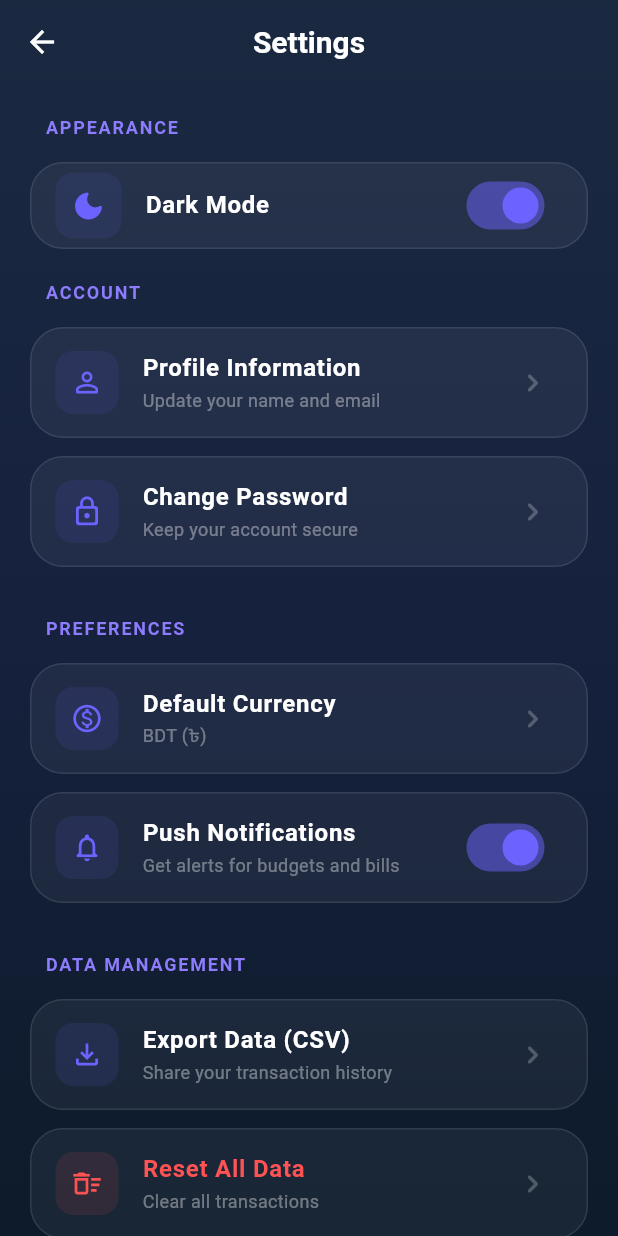
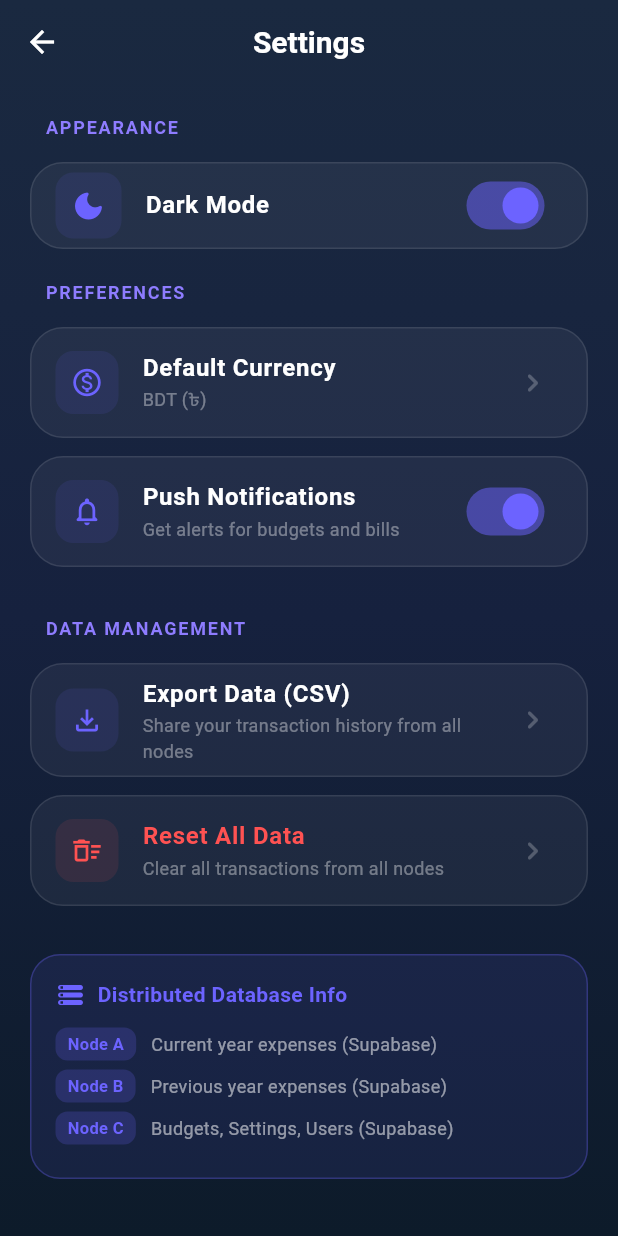
Before and after one commit to rahmatul-islam/expense_trucker_-evaluation, a Flutter app: the SettingsScreen screen opened directly, after a tap on "Export Data (CSV)", on a phone screen of 412 x 824 dp. Run offline on Flutter 3.47's test engine with Material 3 defaults, Android fonts, the phone set to English and light mode, and no system bars; our stand-ins replace csv, fl_chart, local_auth, share_plus, sqflite; accounts and stored records are empty; network calls fail.

Commit message:
Data base Setting

```diff
--- a/lib/database/distributed_db.dart
+++ b/lib/database/distributed_db.dart
@@ -149,16 +149,13 @@ class DistributedDB {
   // ═══════════════════════════════════════════════
   static Future<List<Map<String, dynamic>>> getExpenses() async {
     try {
-      // দুই node এ parallel request
       final results = await Future.wait([
         http.get(
-          Uri.parse(
-              '${AppConfig.nodeAUrl}/rest/v1/expenses?order=date.desc'),
+          Uri.parse('${AppConfig.nodeAUrl}/rest/v1/expenses?order=date.desc'),
           headers: _headers(AppConfig.nodeAKey),
         ),
         http.get(
-          Uri.parse(
-              '${AppConfig.nodeBUrl}/rest/v1/expenses?order=date.desc'),
+          Uri.parse('${AppConfig.nodeBUrl}/rest/v1/expenses?order=date.desc'),
           headers: _headers(AppConfig.nodeBKey),
         ),
       ]);
@@ -166,7 +163,6 @@ class DistributedDB {
       final listA = jsonDecode(results[0].body) as List;
       final listB = jsonDecode(results[1].body) as List;
 
-      // দুই node এর data মিলিয়ে date অনুযায়ী sort
       final all = [...listA, ...listB];
       all.sort((a, b) {
         final dateA = a['date'] ?? '';
@@ -237,6 +233,20 @@ class DistributedDB {
   }
 
   // ═══════════════════════════════════════════════
+  // DELETE ALL — Reset (Node A বা B)
+  // ═══════════════════════════════════════════════
+  static Future<void> deleteAllExpenses(String node) async {
+    try {
+      final url = node == 'A' ? AppConfig.nodeAUrl : AppConfig.nodeBUrl;
+      final key = node == 'A' ? AppConfig.nodeAKey : AppConfig.nodeBKey;
+      await http.delete(
+        Uri.parse('$url/rest/v1/expenses?id=gte.0'),
+        headers: _headers(key),
+      );
+    } catch (_) {}
+  }
+
+  // ═══════════════════════════════════════════════
   // BUDGETS — Node C তে (Replicated)
   // ═══════════════════════════════════════════════
   static Future<bool> setBudget(
@@ -264,12 +274,10 @@ class DistributedDB {
   static Future<List<Map<String, dynamic>>> getBudgets(String month) async {
     try {
       final response = await http.get(
-        Uri.parse(
-            '${AppConfig.nodeCUrl}/rest/v1/budgets?month=eq.$month'),
+        Uri.parse('${AppConfig.nodeCUrl}/rest/v1/budgets?month=eq.$month'),
         headers: _headers(AppConfig.nodeCKey),
       );
-      return (jsonDecode(response.body) as List)
-          .cast<Map<String, dynamic>>();
+      return (jsonDecode(response.body) as List).cast<Map<String, dynamic>>();
     } catch (e) {
       return [];
     }
@@ -281,8 +289,7 @@ class DistributedDB {
   static Future<String> getSetting(String key, String defaultValue) async {
     try {
       final response = await http.get(
-        Uri.parse(
-            '${AppConfig.nodeCUrl}/rest/v1/settings?key=eq.$key'),
+        Uri.parse('${AppConfig.nodeCUrl}/rest/v1/settings?key=eq.$key'),
         headers: _headers(AppConfig.nodeCKey),
       );
       final data = jsonDecode(response.body) as List;
@@ -310,7 +317,7 @@ class DistributedDB {
   }
 
   // ═══════════════════════════════════════════════
-  // STATS — দুই node থেকে একসাথে
+  // STATS
   // ═══════════════════════════════════════════════
   static Future<List<Map<String, dynamic>>> getCategoryStats(
       String type) async {
@@ -356,7 +363,6 @@ class DistributedDB {
 
   // ═══════════════════════════════════════════════
   // 2PC — ACCOUNT TRANSFER (Distributed Transaction)
-  // স্যারকে দেখানোর জন্য সবচেয়ে গুরুত্বপূর্ণ feature
   // ═══════════════════════════════════════════════
   static Future<bool> transferBetweenAccounts({
     required String fromAccount,
@@ -364,7 +370,7 @@ class DistributedDB {
     required double amount,
     required String date,
   }) async {
-    // Phase 1: PREPARE — দুই node ready কিনা check করো
+    // Phase 1: PREPARE
     bool nodeAReady = false;
     bool nodeBReady = false;
 
@@ -386,7 +392,6 @@ class DistributedDB {
 
     // Phase 2: COMMIT বা ROLLBACK
     if (nodeAReady && nodeBReady) {
-      // সবাই ready — COMMIT
       try {
         await addExpense(
           title: 'Transfer out → $toAccount',
@@ -406,11 +411,10 @@ class DistributedDB {
         );
         return true;
       } catch (_) {
-        return false; // ROLLBACK
+        return false;
       }
     } else {
-      // কেউ ready না — ROLLBACK
       return false;
     }
   }
-}
+} // ← DistributedDB class শেষ
--- a/lib/screens/settings_screen.dart
+++ b/lib/screens/settings_screen.dart
@@ -4,8 +4,8 @@ import 'package:csv/csv.dart';
 import 'package:path_provider/path_provider.dart';
 import 'package:share_plus/share_plus.dart';
 import 'package:local_auth/local_auth.dart';
-import '../database/database_helper.dart';
-import '../main.dart'; // Import to access themeNotifier and currencyNotifier
+import '../database/distributed_db.dart';
+import '../main.dart';
 
 class SettingsScreen extends StatefulWidget {
   const SettingsScreen({super.key});
@@ -19,7 +19,6 @@ class _SettingsScreenState extends State<SettingsScreen> {
   bool biometricsEnabled = false;
   bool isBiometricsSupported = false;
   String selectedCurrency = "BDT (৳)";
-  final db = DatabaseHelper();
 
   @override
   void initState() {
@@ -28,17 +27,17 @@ class _SettingsScreenState extends State<SettingsScreen> {
   }
 
   Future<void> _loadSettings() async {
-    final cur = await db.getSetting('currency', 'BDT (৳)');
-    final notif = await db.getSetting('notifications_enabled', '1');
-    final bio = await db.getSetting('biometrics_enabled', '0');
+    // Node C থেকে settings load (Replicated)
+    final cur = await DistributedDB.getSetting('currency', 'BDT (৳)');
+    final notif = await DistributedDB.getSetting('notifications_enabled', '1');
+    final bio = await DistributedDB.getSetting('biometrics_enabled', '0');
 
-    // Check if biometric is supported on this device
     final auth = LocalAuthentication();
     bool supported = false;
     try {
       supported = await auth.canCheckBiometrics && await auth.isDeviceSupported();
     } catch (e) {
-      debugPrint("Error checking biometric support: $e");
+      debugPrint("Biometric check error: $e");
     }
 
     setState(() {
@@ -50,21 +49,24 @@ class _SettingsScreenState extends State<SettingsScreen> {
   }
 
   Future<void> _exportToCSV() async {
-    final expenses = await db.getExpenses();
+    // Node A + B থেকে সব expenses নিয়ে CSV বানাও
+    final expenses = await DistributedDB.getExpenses();
     List<List<dynamic>> rows = [];
-    rows.add(["ID", "Title", "Amount", "Type", "Category", "Date", "Account"]);
+    rows.add(["ID", "Title", "Amount", "Type", "Category", "Date", "Account", "Node"]);
 
     for (var e in expenses) {
-      rows.add([e['id'], e['title'], e['amount'], e['type'], e['category'], e['date'], e['account']]);
+      rows.add([
+        e['id'], e['title'], e['amount'], e['type'],
+        e['category'], e['date'], e['account'], e['node_id'] ?? 'unknown'
+      ]);
     }
 
     String csvData = const ListToCsvConverter().convert(rows);
     final directory = await getApplicationDocumentsDirectory();
-    final path = "${directory.path}/expenses_report.csv";
+    final path = "${directory.path}/expenses_distributed_report.csv";
     final file = File(path);
     await file.writeAsString(csvData);
-
-    await Share.shareXFiles([XFile(path)], text: 'My Expenses Report');
+    await Share.shareXFiles([XFile(path)], text: 'My Distributed Expenses Report');
   }
 
   Future<void> _toggleBiometrics(bool value) async {
@@ -76,19 +78,16 @@ class _SettingsScreenState extends State<SettingsScreen> {
           options: const AuthenticationOptions(biometricOnly: true),
         );
         if (authenticated) {
-          await db.setSetting('biometrics_enabled', '1');
-          setState(() {
-            biometricsEnabled = true;
-          });
+          // Node C তে setting save
+          await DistributedDB.setSetting('biometrics_enabled', '1');
+          setState(() => biometricsEnabled = true);
         }
       } catch (e) {
-        debugPrint("Error authenticating for biometrics setting: $e");
+        debugPrint("Biometric error: $e");
       }
     } else {
-      await db.setSetting('biometrics_enabled', '0');
-      setState(() {
-        biometricsEnabled = false;
-      });
+      await DistributedDB.setSetting('biometrics_enabled', '0');
+      setState(() => biometricsEnabled = false);
     }
   }
 
@@ -100,7 +99,8 @@ class _SettingsScreenState extends State<SettingsScreen> {
       backgroundColor: Colors.transparent,
       extendBodyBehindAppBar: true,
       appBar: AppBar(
-        title: const Text("Settings", style: TextStyle(color: Colors.white, fontWeight: FontWeight.bold)),
+        title: const Text("Settings",
+            style: TextStyle(color: Colors.white, fontWeight: FontWeight.bold)),
         centerTitle: true,
         backgroundColor: Colors.transparent,
         elevation: 0,
@@ -113,11 +113,7 @@ class _SettingsScreenState extends State<SettingsScreen> {
           gradient: LinearGradient(
             begin: Alignment.topCenter,
             end: Alignment.bottomCenter,
-            colors: [
-              Color(0xFF1A2940),
-              Color(0xFF16213E),
-              Color(0xFF0D1B2A),
-            ],
+            colors: [Color(0xFF1A2940), Color(0xFF16213E), Color(0xFF0D1B2A)],
           ),
         ),
         child: SafeArea(
@@ -130,22 +126,22 @@ class _SettingsScreenState extends State<SettingsScreen> {
                 _buildThemeTile(isDarkMode),
                 const SizedBox(height: 20),
 
-                _sectionLabel("Account"),
-                _buildSettingTile(Icons.person_outline_rounded, "Profile Information", "Update your name and email"),
-                _buildSettingTile(Icons.lock_outline_rounded, "Change Password", "Keep your account secure"),
-                const SizedBox(height: 20),
-
                 _sectionLabel("Preferences"),
-                _buildSettingTile(Icons.monetization_on_outlined, "Default Currency", selectedCurrency, onTap: _showCurrencyPicker),
+                _buildSettingTile(
+                  Icons.monetization_on_outlined,
+                  "Default Currency",
+                  selectedCurrency,
+                  onTap: _showCurrencyPicker,
+                ),
                 _buildSwitchTile(
                   Icons.notifications_none_rounded,
                   "Push Notifications",
                   "Get alerts for budgets and bills",
                   notificationsEnabled,
-                  (v) async {
-                    await db.setSetting('notifications_enabled', v ? '1' : '0');
+                      (v) async {
+                    await DistributedDB.setSetting('notifications_enabled', v ? '1' : '0');
                     setState(() => notificationsEnabled = v);
-                  }
+                  },
                 ),
                 if (isBiometricsSupported)
                   _buildSwitchTile(
@@ -153,16 +149,60 @@ class _SettingsScreenState extends State<SettingsScreen> {
                     "Biometric Login",
                     "Secure account access",
                     biometricsEnabled,
-                    _toggleBiometrics
+                    _toggleBiometrics,
                   ),
                 const SizedBox(height: 20),
 
                 _sectionLabel("Data Management"),
-                _buildSettingTile(Icons.file_download_outlined, "Export Data (CSV)", "Share your transaction history", onTap: _exportToCSV),
-                _buildSettingTile(Icons.delete_sweep_outlined, "Reset All Data", "Clear all transactions", color: Colors.redAccent, onTap: () => _showResetDialog(context)),
+                _buildSettingTile(
+                  Icons.file_download_outlined,
+                  "Export Data (CSV)",
+                  "Share your transaction history from all nodes",
+                  onTap: _exportToCSV,
+                ),
+                _buildSettingTile(
+                  Icons.delete_sweep_outlined,
+                  "Reset All Data",
+                  "Clear all transactions from all nodes",
+                  color: Colors.redAccent,
+                  onTap: () => _showResetDialog(context),
+                ),
+                const SizedBox(height: 20),
+
+                // DDBMS Info Card
+                Container(
+                  padding: const EdgeInsets.all(16),
+                  decoration: BoxDecoration(
+                    color: const Color(0xFF6C63FF).withValues(alpha: 0.1),
+                    borderRadius: BorderRadius.circular(20),
+                    border: Border.all(color: const Color(0xFF6C63FF).withValues(alpha: 0.3)),
+                  ),
+                  child: Column(
+                    crossAxisAlignment: CrossAxisAlignment.start,
+                    children: [
+                      const Row(
+                        children: [
+                          Icon(Icons.storage_rounded, color: Color(0xFF6C63FF), size: 20),
+                          SizedBox(width: 8),
+                          Text("Distributed Database Info",
+                              style: TextStyle(
+                                  color: Color(0xFF6C63FF),
+                                  fontWeight: FontWeight.bold,
+                                  fontSize: 14)),
+                        ],
+                      ),
+                      const SizedBox(height: 12),
+                      _dbInfoRow("Node A", "Current year expenses (Supabase)"),
+                      _dbInfoRow("Node B", "Previous year expenses (Supabase)"),
+                      _dbInfoRow("Node C", "Budgets, Settings, Users (Supabase)"),
+                    ],
+                  ),
+                ),
                 const SizedBox(height: 40),
-
-                const Center(child: Text("Version 3.0.0", style: TextStyle(color: Colors.white38, fontSize: 12))),
+                const Center(
+                  child: Text("Version 4.0.0 — Distributed Edition",
+                      style: TextStyle(color: Colors.white38, fontSize: 12)),
+                ),
               ],
             ),
           ),
@@ -171,10 +211,42 @@ class _SettingsScreenState extends State<SettingsScreen> {
     );
   }
 
+  Widget _dbInfoRow(String node, String desc) {
+    return Padding(
+      padding: const EdgeInsets.only(bottom: 6),
+      child: Row(
+        children: [
+          Container(
+            padding: const EdgeInsets.symmetric(horizontal: 8, vertical: 3),
+            decoration: BoxDecoration(
+              color: const Color(0xFF6C63FF).withValues(alpha: 0.2),
+              borderRadius: BorderRadius.circular(8),
+            ),
+            child: Text(node,
+                style: const TextStyle(
+                    color: Color(0xFF6C63FF),
+                    fontSize: 11,
+                    fontWeight: FontWeight.bold)),
+          ),
+          const SizedBox(width: 10),
+          Expanded(
+            child: Text(desc,
+                style: const TextStyle(color: Colors.white54, fontSize: 12)),
+          ),
+        ],
+      ),
+    );
+  }
+
   Widget _sectionLabel(String text) {
     return Padding(
       padding: const EdgeInsets.only(left: 10, bottom: 15),
-      child: Text(text.toUpperCase(), style: const TextStyle(color: Color(0xFF8E7CFF), fontWeight: FontWeight.bold, letterSpacing: 1.2, fontSize: 12))
+      child: Text(text.toUpperCase(),
+          style: const TextStyle(
+              color: Color(0xFF8E7CFF),
+              fontWeight: FontWeight.bold,
+              letterSpacing: 1.2,
+              fontSize: 12)),
     );
   }
 
@@ -188,15 +260,21 @@ class _SettingsScreenState extends State<SettingsScreen> {
       child: ListTile(
         leading: Container(
           padding: const EdgeInsets.all(10),
-          decoration: BoxDecoration(color: const Color(0xFF6C63FF).withValues(alpha: 0.1), borderRadius: BorderRadius.circular(12)),
-          child: Icon(isDarkMode ? Icons.dark_mode_rounded : Icons.light_mode_rounded, color: const Color(0xFF6C63FF))
+          decoration: BoxDecoration(
+              color: const Color(0xFF6C63FF).withValues(alpha: 0.1),
+              borderRadius: BorderRadius.circular(12)),
+          child: Icon(
+              isDarkMode ? Icons.dark_mode_rounded : Icons.light_mode_rounded,
+              color: const Color(0xFF6C63FF)),
         ),
-        title: const Text("Dark Mode", style: TextStyle(fontWeight: FontWeight.bold, color: Colors.white)),
+        title: const Text("Dark Mode",
+            style: TextStyle(fontWeight: FontWeight.bold, color: Colors.white)),
         trailing: Switch(
           value: isDarkMode,
           onChanged: (value) async {
             themeNotifier.value = value ? ThemeMode.dark : ThemeMode.light;
-            await db.setSetting('themeMode', value ? 'dark' : 'light');
+            // Node C তে theme setting save
+            await DistributedDB.setSetting('themeMode', value ? 'dark' : 'light');
           },
           activeThumbColor: const Color(0xFF6C63FF),
         ),
@@ -204,7 +282,8 @@ class _SettingsScreenState extends State<SettingsScreen> {
     );
   }
 
-  Widget _buildSettingTile(IconData icon, String title, String subtitle, {VoidCallback? onTap, Color? color}) {
+  Widget _buildSettingTile(IconData icon, String title, String subtitle,
+      {VoidCallback? onTap, Color? color}) {
     Color iconColor = color ?? const Color(0xFF6C63FF);
     Color textColor = color ?? Colors.white;
 
@@ -219,17 +298,22 @@ class _SettingsScreenState extends State<SettingsScreen> {
         onTap: onTap,
         leading: Container(
           padding: const EdgeInsets.all(10),
-          decoration: BoxDecoration(color: iconColor.withValues(alpha: 0.1), borderRadius: BorderRadius.circular(12)),
-          child: Icon(icon, color: iconColor, size: 22)
+          decoration: BoxDecoration(
+              color: iconColor.withValues(alpha: 0.1),
+              borderRadius: BorderRadius.circular(12)),
+          child: Icon(icon, color: iconColor, size: 22),
         ),
-        title: Text(title, style: TextStyle(color: textColor, fontWeight: FontWeight.bold)),
-        subtitle: Text(subtitle, style: const TextStyle(color: Colors.white38, fontSize: 12)),
+        title: Text(title,
+            style: TextStyle(color: textColor, fontWeight: FontWeight.bold)),
+        subtitle:
+        Text(subtitle, style: const TextStyle(color: Colors.white38, fontSize: 12)),
         trailing: const Icon(Icons.chevron_right_rounded, color: Colors.white24),
       ),
     );
   }
 
-  Widget _buildSwitchTile(IconData icon, String title, String subtitle, bool value, Function(bool) onChanged) {
+  Widget _buildSwitchTile(IconData icon, String title, String subtitle,
+      bool value, Function(bool) onChanged) {
     return Container(
       margin: const EdgeInsets.only(bottom: 12),
       decoration: BoxDecoration(
@@ -240,12 +324,19 @@ class _SettingsScreenState extends State<SettingsScreen> {
       child: ListTile(
         leading: Container(
           padding: const EdgeInsets.all(10),
-          decoration: BoxDecoration(color: const Color(0xFF6C63FF).withValues(alpha: 0.1), borderRadius: BorderRadius.circular(12)),
-          child: Icon(icon, color: const Color(0xFF6C63FF), size: 22)
+          decoration: BoxDecoration(
+              color: const Color(0xFF6C63FF).withValues(alpha: 0.1),
+              borderRadius: BorderRadius.circular(12)),
+          child: Icon(icon, color: const Color(0xFF6C63FF), size: 22),
         ),
-        title: Text(title, style: const TextStyle(fontWeight: FontWeight.bold, color: Colors.white)),
-        subtitle: Text(subtitle, style: const TextStyle(color: Colors.white38, fontSize: 12)),
-        trailing: Switch(value: value, onChanged: onChanged, activeThumbColor: const Color(0xFF6C63FF)),
+        title: Text(title,
+            style: const TextStyle(fontWeight: FontWeight.bold, color: Colors.white)),
+        subtitle:
+        Text(subtitle, style: const TextStyle(color: Colors.white38, fontSize: 12)),
+        trailing: Switch(
+            value: value,
+            onChanged: onChanged,
+            activeThumbColor: const Color(0xFF6C63FF)),
       ),
     );
   }
@@ -254,22 +345,32 @@ class _SettingsScreenState extends State<SettingsScreen> {
     showModalBottomSheet(
       context: context,
       backgroundColor: const Color(0xFF1E1E1E),
-      shape: const RoundedRectangleBorder(borderRadius: BorderRadius.vertical(top: Radius.circular(30))),
+      shape: const RoundedRectangleBorder(
+          borderRadius: BorderRadius.vertical(top: Radius.circular(30))),
       builder: (context) => Container(
         padding: const EdgeInsets.all(25),
         child: Column(
           mainAxisSize: MainAxisSize.min,
           children: [
-            Container(width: 40, height: 4, decoration: BoxDecoration(color: Colors.white24, borderRadius: BorderRadius.circular(2))),
+            Container(
+                width: 40,
+                height: 4,
+                decoration: BoxDecoration(
+                    color: Colors.white24,
+                    borderRadius: BorderRadius.circular(2))),
             const SizedBox(height: 25),
-            const Text("Select Currency", style: TextStyle(fontSize: 20, fontWeight: FontWeight.bold, color: Colors.white)),
+            const Text("Select Currency",
+                style: TextStyle(
+                    fontSize: 20,
+                    fontWeight: FontWeight.bold,
+                    color: Colors.white)),
             const SizedBox(height: 20),
             _currencyItem("BDT (৳)"),
             _currencyItem("USD (\$)"),
             _currencyItem("EUR (€)"),
             _currencyItem("INR (₹)"),
             const SizedBox(height: 20),
-          ]
+          ],
         ),
       ),
     );
@@ -280,18 +381,27 @@ class _SettingsScreenState extends State<SettingsScreen> {
     return Container(
       margin: const EdgeInsets.only(bottom: 10),
       decoration: BoxDecoration(
-        color: isSelected ? const Color(0xFF6C63FF).withValues(alpha: 0.1) : Colors.transparent,
+        color: isSelected
+            ? const Color(0xFF6C63FF).withValues(alpha: 0.1)
+            : Colors.transparent,
         borderRadius: BorderRadius.circular(15),
       ),
       child: ListTile(
-        title: Text(currency, style: TextStyle(color: isSelected ? const Color(0xFF6C63FF) : Colors.white, fontWeight: isSelected ? FontWeight.bold : FontWeight.normal)),
-        trailing: isSelected ? const Icon(Icons.check_circle, color: Color(0xFF6C63FF)) : null,
+        title: Text(currency,
+            style: TextStyle(
+                color: isSelected ? const Color(0xFF6C63FF) : Colors.white,
+                fontWeight:
+                isSelected ? FontWeight.bold : FontWeight.normal)),
+        trailing: isSelected
+            ? const Icon(Icons.check_circle, color: Color(0xFF6C63FF))
+            : null,
         onTap: () async {
           setState(() => selectedCurrency = currency);
-          await db.setSetting('currency', currency);
+          // Node C তে currency save
+          await DistributedDB.setSetting('currency', currency);
           currencyNotifier.value = _getCurrencySymbol(currency);
           if (mounted) Navigator.pop(context);
-        }
+        },
       ),
     );
   }
@@ -309,24 +419,36 @@ class _SettingsScreenState extends State<SettingsScreen> {
       context: context,
       builder: (context) => AlertDialog(
         backgroundColor: const Color(0xFF1E1E1E),
-        shape: RoundedRectangleBorder(borderRadius: BorderRadius.circular(25)),
-        title: const Text("Reset Data?", style: TextStyle(color: Colors.white, fontWeight: FontWeight.bold)),
-        content: const Text("Delete all transactions and budgets? This action cannot be undone.", style: TextStyle(color: Colors.white70)),
+        shape:
+        RoundedRectangleBorder(borderRadius: BorderRadius.circular(25)),
+        title: const Text("Reset All Data?",
+            style:
+            TextStyle(color: Colors.white, fontWeight: FontWeight.bold)),
+        content: const Text(
+            "This will delete all transactions from Node A and Node B, and all budgets from Node C. Cannot be undone!",
+            style: TextStyle(color: Colors.white70)),
         actions: [
-          TextButton(onPressed: () => Navigator.pop(context), child: const Text("CANCEL", style: TextStyle(color: Colors.white54))),
+          TextButton(
+              onPressed: () => Navigator.pop(context),
+              child: const Text("CANCEL",
+                  style: TextStyle(color: Colors.white54))),
           TextButton(
             onPressed: () async {
-              await db.resetDatabase();
+              // Node A reset
+              await DistributedDB.deleteAllExpenses('A');
+              // Node B reset
+              await DistributedDB.deleteAllExpenses('B');
               if (!context.mounted) return;
               Navigator.pop(context);
               ScaffoldMessenger.of(context).showSnackBar(
                 const SnackBar(
-                  content: Text("All data has been reset successfully"),
-                  backgroundColor: Colors.green,
-                ),
+                    content: Text("All data reset from all nodes"),
+                    backgroundColor: Colors.green),
               );
             },
-            child: const Text("RESET", style: TextStyle(color: Colors.redAccent, fontWeight: FontWeight.bold))
+            child: const Text("RESET",
+                style: TextStyle(
+                    color: Colors.redAccent, fontWeight: FontWeight.bold)),
           ),
         ],
       ),
```
